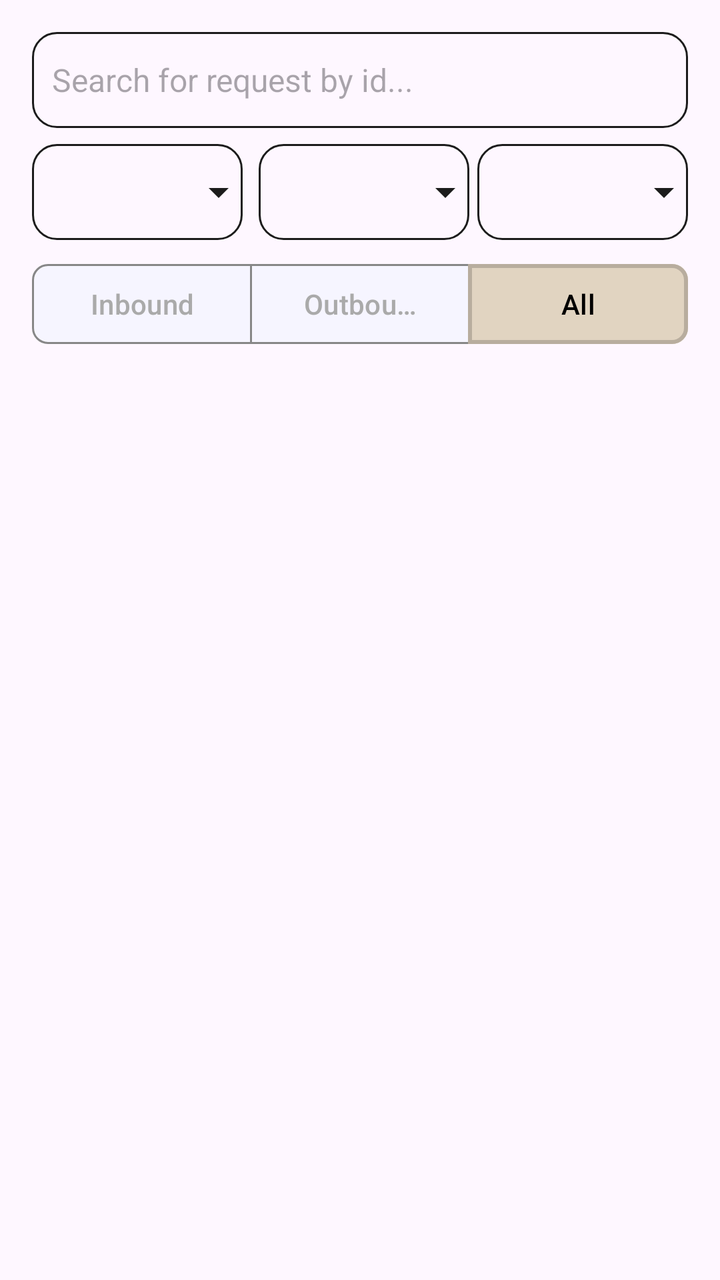
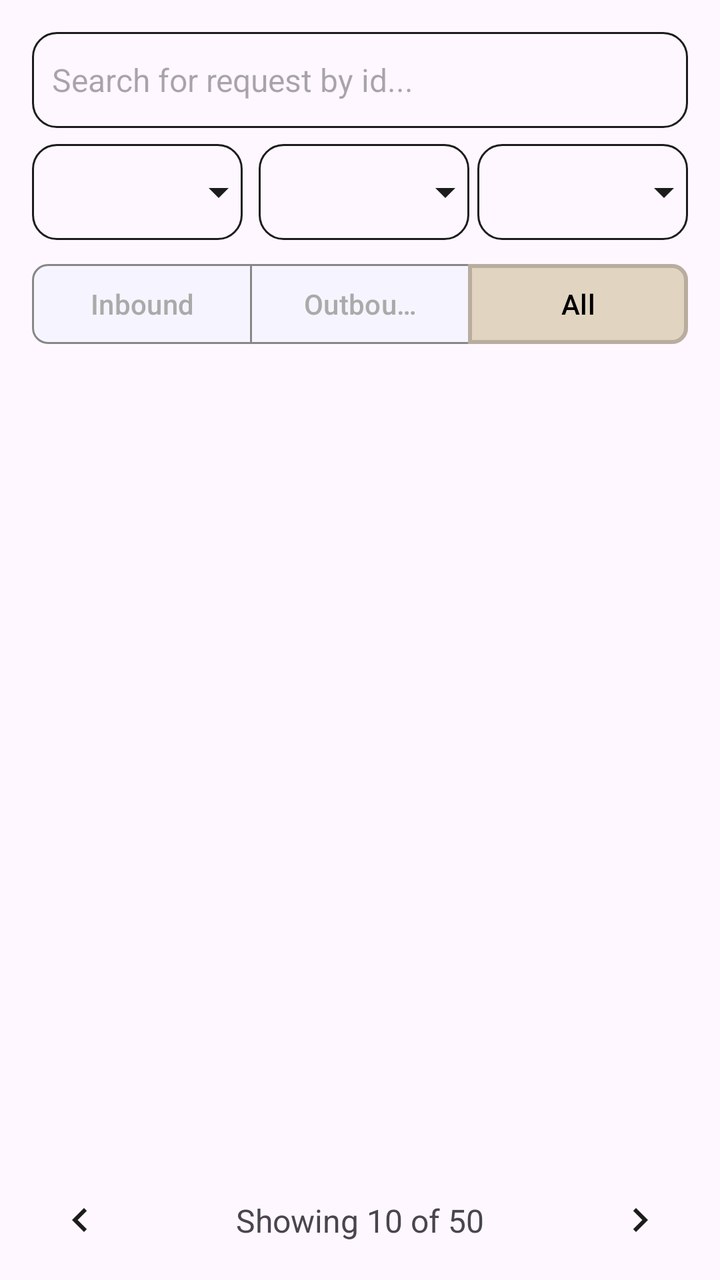

Compare the two renders of this Android layout. The source of the first and the diff that turns it into the second are given below.
<!-- AndroidManifest.xml: application theme Theme.FrancosPerfumeMobile -->
<!-- res/layout/fragment_delivery.xml -->
<?xml version="1.0" encoding="utf-8"?>
<androidx.constraintlayout.widget.ConstraintLayout xmlns:android="http://schemas.android.com/apk/res/android"
    xmlns:app="http://schemas.android.com/apk/res-auto"
    xmlns:tools="http://schemas.android.com/tools"
    android:layout_width="match_parent"
    android:layout_height="match_parent"
    tools:context=".fragments.InventoryFragment">

    <EditText
        android:id="@+id/edit_text_search"
        android:layout_width="match_parent"
        android:layout_height="wrap_content"
        android:layout_marginTop="16dp"
        android:layout_marginStart="16dp"
        android:layout_marginEnd="16dp"
        android:background="@drawable/text_field_design"
        android:ems="10"
        android:hint="@string/hint_request_search"
        android:inputType="text"
        android:minHeight="48dp"
        android:padding="10dp"
        android:textSize="@dimen/font_m"
        app:layout_constraintEnd_toEndOf="parent"
        app:layout_constraintStart_toStartOf="parent"
        app:layout_constraintTop_toTopOf="parent" />

    <LinearLayout
        android:id="@+id/linearLayout2"
        android:layout_width="0dp"
        android:layout_height="wrap_content"
        android:layout_marginTop="8dp"
        android:orientation="horizontal"

        app:layout_constraintTop_toBottomOf="@+id/edit_text_search"
        app:layout_constraintStart_toStartOf="@id/edit_text_search"
        app:layout_constraintEnd_toEndOf="@id/edit_text_search"
        >

        <Spinner
            android:id="@+id/dropdown_from_branch"
            android:layout_width="0dp"
            android:layout_height="wrap_content"
            android:layout_marginEnd="4dp"
            android:layout_weight="1"
            android:background="@drawable/dropdown_design"
            android:minHeight="48dp" />

        <Spinner
            android:id="@+id/dropdown_to_branch"
            android:layout_width="0dp"
            android:layout_height="wrap_content"
            android:layout_marginStart="4dp"
            android:layout_weight="1"
            android:background="@drawable/dropdown_design"
            android:minHeight="48dp" />

        <Spinner
            android:id="@+id/dropdown_status"
            android:layout_width="0dp"
            android:layout_height="wrap_content"
            android:layout_marginStart="4dp"
            android:layout_weight="1"
            android:background="@drawable/dropdown_design"
            android:minHeight="48dp" />

    </LinearLayout>


    <com.google.android.material.button.MaterialButtonToggleGroup
        android:id="@+id/request_toggle_button_group"
        android:layout_width="0dp"
        android:layout_height="wrap_content"
        android:layout_marginTop="8dp"
        android:spacing="2dp"
        app:singleSelection="true"
        app:selectionRequired="true"
        app:checkedButton="@id/button_request_all"
        app:layout_constraintEnd_toEndOf="@+id/linearLayout2"
        app:layout_constraintStart_toStartOf="@id/linearLayout2"
        app:layout_constraintTop_toBottomOf="@+id/linearLayout2">

        <com.google.android.material.button.MaterialButton
            android:id="@+id/button_request_inbound"
            android:layout_width="0dp"
            android:layout_height="wrap_content"
            android:layout_weight="1"
            android:text="@string/inbound_text"
            app:cornerRadius="8dp"
            android:textColor="@color/text_filter_color"
            android:backgroundTint="@color/button_filter_color"
            app:strokeColor="@color/stroke_filter_color"
            app:strokeWidth="1dp"

            />

        <com.google.android.material.button.MaterialButton
            android:id="@+id/button_request_outbound"
            android:layout_width="0dp"
            android:layout_height="wrap_content"
            android:layout_weight="1"
            android:text="@string/outbound_text"
            app:cornerRadius="8dp"
            android:textColor="@color/text_filter_color"
            android:backgroundTint="@color/button_filter_color"
            app:strokeColor="@color/stroke_filter_color"
            app:strokeWidth="1dp"
            />

        <com.google.android.material.button.MaterialButton
            android:id="@+id/button_request_all"
            android:layout_width="0dp"
            android:layout_height="wrap_content"
            android:layout_weight="1"
            android:text="@string/all_requests_text"
            app:cornerRadius="8dp"
            android:textColor="@color/text_filter_color"
            android:backgroundTint="@color/button_filter_color"
            app:strokeColor="@color/stroke_filter_color"
            app:strokeWidth="2dp"

            />

    </com.google.android.material.button.MaterialButtonToggleGroup>

    <androidx.recyclerview.widget.RecyclerView
        android:id="@+id/recycler_view_delivery"
        android:layout_width="0dp"
        android:layout_height="500dp"
        app:layout_constraintEnd_toEndOf="@+id/linearLayout2"
        app:layout_constraintStart_toStartOf="@+id/linearLayout2"
        app:layout_constraintTop_toBottomOf="@+id/request_toggle_button_group"
        tools:listitem="@layout/card_delivery" />

    <androidx.constraintlayout.widget.ConstraintLayout
        android:layout_width="match_parent"
        android:layout_height="0dp"
        android:orientation="horizontal"
        app:layout_constraintBottom_toBottomOf="parent"
        app:layout_constraintTop_toBottomOf="@+id/recycler_view_delivery">


        <ImageButton
            android:id="@+id/button_last_page"
            android:layout_width="wrap_content"
            android:layout_height="wrap_content"
            android:layout_marginStart="16dp"
            android:layout_weight="1"
            android:backgroundTint="@color/transparent"
            android:src="@drawable/icon_chevron_left"
            app:layout_constraintBottom_toBottomOf="parent"
            app:layout_constraintStart_toStartOf="parent"
            app:layout_constraintTop_toTopOf="parent" />

        <TextView
            android:id="@+id/text_view_request_pagination"
            android:layout_width="wrap_content"
            android:layout_height="wrap_content"
            android:text="@string/pagination_sample_text"
            android:textSize="@dimen/font_m"
            app:layout_constraintBottom_toBottomOf="parent"
            app:layout_constraintEnd_toStartOf="@+id/button_next_page"
            app:layout_constraintStart_toEndOf="@+id/button_last_page"
            app:layout_constraintTop_toTopOf="parent" />

        <ImageButton
            android:id="@+id/button_next_page"
            android:layout_width="wrap_content"
            android:layout_height="wrap_content"
            android:layout_marginEnd="16dp"
            android:layout_weight="1"
            android:backgroundTint="@color/transparent"
            android:src="@drawable/icon_chevron_right"
            app:layout_constraintBottom_toBottomOf="parent"
            app:layout_constraintEnd_toEndOf="parent"
            app:layout_constraintTop_toTopOf="parent" />

    </androidx.constraintlayout.widget.ConstraintLayout>
</androidx.constraintlayout.widget.ConstraintLayout>
<!-- res/layout/card_delivery.xml (included above) -->
<?xml version="1.0" encoding="utf-8"?>
<com.google.android.material.card.MaterialCardView xmlns:tools="http://schemas.android.com/tools"
    android:layout_width="match_parent"
    android:layout_height="130dp"
    app:cardBackgroundColor="@color/bg_card"
    app:cardCornerRadius="16dp"
    app:strokeColor="@color/border_stroke"
    app:strokeWidth="1dp"
    android:layout_marginTop="8dp"
    xmlns:android="http://schemas.android.com/apk/res/android"
    xmlns:app="http://schemas.android.com/apk/res-auto">

    <androidx.constraintlayout.widget.ConstraintLayout
        android:layout_width="match_parent"
        android:layout_height="match_parent"
        >

        <TextView
            android:id="@+id/text_view_request_delivery_id"
            android:layout_width="wrap_content"
            android:layout_height="wrap_content"
            android:layout_marginStart="16dp"
            android:layout_marginTop="16dp"
            android:text="@string/sample_delivery_id"
            android:textSize="@dimen/font_l"
            android:textStyle="bold"
            app:layout_constraintStart_toStartOf="parent"
            app:layout_constraintTop_toTopOf="parent" />

        <TextView
            android:id="@+id/text_view_delivery_unit_count"
            android:layout_width="wrap_content"
            android:layout_height="wrap_content"
            android:layout_marginTop="16dp"
            android:layout_marginEnd="24dp"
            android:text="@string/inventory_sample_unit_count"
            android:textSize="@dimen/font_m"
            app:layout_constraintBottom_toBottomOf="@+id/text_view_request_delivery_id"
            app:layout_constraintEnd_toEndOf="parent"
            app:layout_constraintTop_toTopOf="parent" />

        <TextView
            android:id="@+id/text_view_delivery_batch_count"
            android:layout_width="wrap_content"
            android:layout_height="wrap_content"
            android:text="@string/inventory_sample_batch_count"
            android:textSize="@dimen/font_m"
            app:layout_constraintEnd_toEndOf="@+id/text_view_delivery_unit_count"
            app:layout_constraintTop_toBottomOf="@id/text_view_delivery_unit_count" />

        <TextView
            android:id="@+id/text_view_delivery_direction"
            android:layout_width="wrap_content"
            android:layout_height="wrap_content"
            android:layout_marginTop="8dp"
            android:text="@string/request_sample_direction"
            app:layout_constraintStart_toStartOf="@+id/text_view_request_delivery_id"
            app:layout_constraintTop_toBottomOf="@+id/text_view_request_delivery_id" />

        <TextView
            android:id="@+id/text_view_delivery_stage"
            android:layout_width="wrap_content"
            android:layout_height="wrap_content"
            android:layout_marginStart="16dp"
            android:layout_marginBottom="16dp"
            android:background="@drawable/badge_design"
            android:backgroundTint="@color/darker_magenta"
            android:padding="4dp"

            android:paddingStart="8dp"
            android:paddingEnd="8dp"
            android:text="@string/request_sample_stage"
            android:textColor="@color/magenta"
            app:layout_constraintBottom_toBottomOf="parent"
            app:layout_constraintStart_toStartOf="parent" />

        <ImageButton
            android:id="@+id/button_delivery_view_details"
            android:layout_width="wrap_content"
            android:layout_height="wrap_content"
            android:background="@color/transparent"
            android:padding="8dp"

            app:layout_constraintBottom_toBottomOf="parent"
            app:layout_constraintEnd_toEndOf="parent"
            app:srcCompat="@drawable/icon_chevron_right" />


    </androidx.constraintlayout.widget.ConstraintLayout>
</com.google.android.material.card.MaterialCardView>
<!-- resources referenced by this layout -->
<resources>
  <color name="bg_card">#FFFFFF</color>
  <color name="border_stroke">#1c1c1c</color>
  <color name="darker_magenta">#70AA59BE</color>
  <color name="magenta">#AA59BE</color>
  <color name="transparent">#00FFFFFF</color>
  <dimen name="font_l">20sp</dimen>
  <dimen name="font_m">16sp</dimen>
  <!-- drawable badge_design (drawable) -->
  <?xml version="1.0" encoding="utf-8"?>
  <selector xmlns:android="http://schemas.android.com/apk/res/android">
      <item>
          <shape android:shape="rectangle">
              <corners android:radius="8dp" />
              <solid android:color="@color/yellow_primary" />
          </shape>
      </item>
  </selector>
  <!-- drawable dropdown_design (drawable) -->
  <?xml version="1.0" encoding="utf-8"?>
  <selector xmlns:android="http://schemas.android.com/apk/res/android">
      <item>
          <layer-list>
              <item>
                  <shape android:shape="rectangle">
                      <stroke android:color="@color/black" android:width="1dp"/>
  
                      <corners android:radius="12dp"/>
                  </shape>
              </item>
  
              <item android:drawable="@drawable/icon_chevron_down"
                      android:gravity="end|center_vertical"
                  />
          </layer-list>
      </item>
  
  </selector>
  <!-- drawable icon_chevron_left (drawable) -->
  <vector xmlns:android="http://schemas.android.com/apk/res/android" android:height="24dp" android:tint="#1C1C1C" android:viewportHeight="24" android:viewportWidth="24" android:width="24dp">
        
      <path android:fillColor="@android:color/white" android:pathData="M15.41,7.41L14,6l-6,6 6,6 1.41,-1.41L10.83,12z"/>
      
  </vector>
  <!-- drawable icon_chevron_right (drawable) -->
  <vector xmlns:android="http://schemas.android.com/apk/res/android" android:height="24dp" android:tint="#1C1C1C" android:viewportHeight="24" android:viewportWidth="24" android:width="24dp">
        
      <path android:fillColor="@android:color/white" android:pathData="M10,6L8.59,7.41 13.17,12l-4.58,4.59L10,18l6,-6z"/>
      
  </vector>
  <!-- drawable text_field_design (drawable) -->
  <?xml version="1.0" encoding="utf-8"?>
  <shape xmlns:android="http://schemas.android.com/apk/res/android"
      android:shape="rectangle">
      <stroke android:color="@color/black" android:width="1dp"/>
  
      <corners android:radius="12dp"/>
  </shape>
  <string name="all_requests_text">All</string>
  <string name="hint_request_search">Search for request by id...</string>
  <string name="inbound_text">Inbound</string>
  <string name="inventory_sample_batch_count">5 batches</string>
  <string name="inventory_sample_unit_count">1 unit</string>
  <string name="outbound_text">Outbound</string>
  <string name="pagination_sample_text">Showing 10 of 50</string>
  <string name="request_sample_stage">Owner Review</string>
  <string name="sample_delivery_id">DEL-###</string>
  <style name="Theme.FrancosPerfumeMobile" parent="Base.Theme.FrancosPerfumeMobile" />
  <color name="yellow_primary">#E1D4C1</color>
  <color name="black">#1C1C1C</color>
  <!-- drawable icon_chevron_down (drawable) -->
  <vector xmlns:android="http://schemas.android.com/apk/res/android" android:height="24dp" android:tint="#1C1C1C" android:viewportHeight="24" android:viewportWidth="24" android:width="24dp">
        
      <path android:fillColor="@android:color/white" android:pathData="M7,10l5,5 5,-5z"/>
      
  </vector>
  <style name="Base.Theme.FrancosPerfumeMobile" parent="Theme.Material3.DayNight.NoActionBar">
          
          
      </style>
</resources>

<!-- the commit's change to res/layout/fragment_delivery.xml (unified diff, before → after) -->
@@ -125,18 +125,22 @@
     <androidx.recyclerview.widget.RecyclerView
         android:id="@+id/recycler_view_delivery"
         android:layout_width="0dp"
-        android:layout_height="500dp"
+        android:layout_height="0dp"
+        app:layout_constraintBottom_toTopOf="@+id/constraintLayout"
         app:layout_constraintEnd_toEndOf="@+id/linearLayout2"
         app:layout_constraintStart_toStartOf="@+id/linearLayout2"
         app:layout_constraintTop_toBottomOf="@+id/request_toggle_button_group"
         tools:listitem="@layout/card_delivery" />
 
     <androidx.constraintlayout.widget.ConstraintLayout
+        android:id="@+id/constraintLayout"
         android:layout_width="match_parent"
         android:layout_height="0dp"
         android:orientation="horizontal"
+        android:paddingVertical="8dp"
         app:layout_constraintBottom_toBottomOf="parent"
-        app:layout_constraintTop_toBottomOf="@+id/recycler_view_delivery">
+        app:layout_constraintEnd_toEndOf="parent"
+        app:layout_constraintStart_toStartOf="parent">
 
 
         <ImageButton
